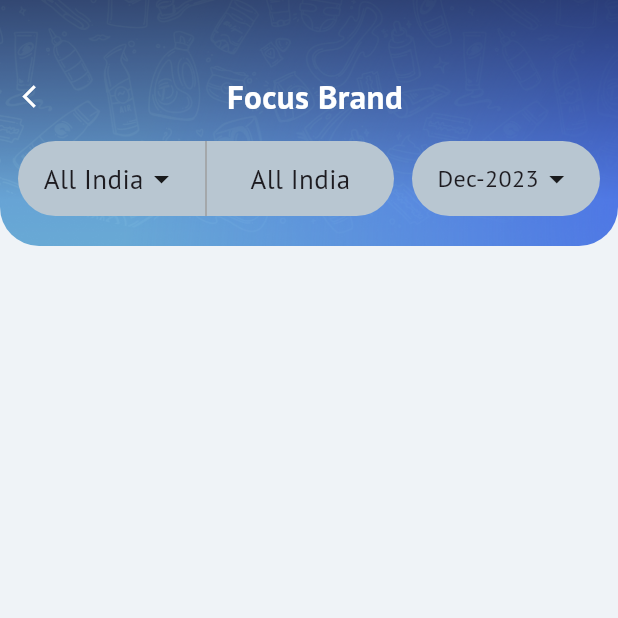
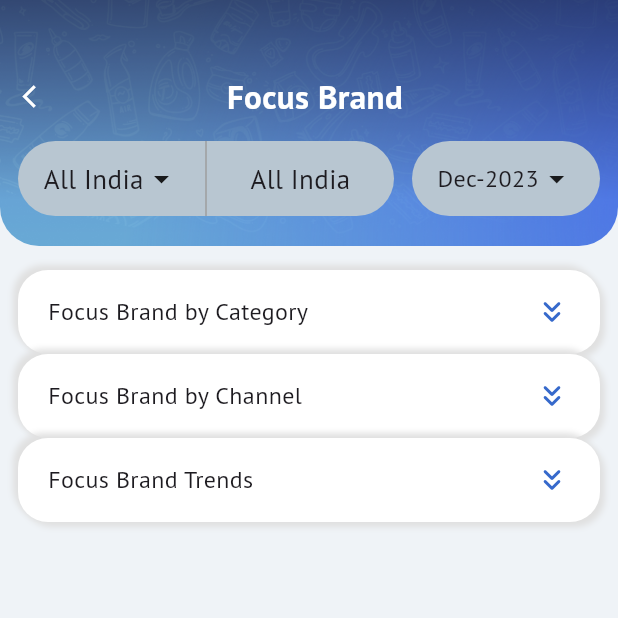
Before and after one commit to ajeetkumarsah/Command-Center, a Flutter app: the FocusBrandScreen screen opened directly, on a phone screen of 412 x 824 dp, the top half of it. Run offline on Flutter 3.47's test engine with Material 3 defaults, Android fonts, the phone set to English and light mode, and no system bars; our stand-ins replace cached_network_image, charts_flutter, fl_chart, flutter_svg, fluttertoast, get and 10 more; missing offline and left inert: another_stepper, dart:html, dart:js_util, drag_and_drop_lists, excel, flutter_draggable_gridview and 3 more; accounts and stored records are empty; network calls fail; project files that could hold a hidden picture were left out.

Commit message:
no data found and summary retailing graph issue fixed

```diff
--- a/lib/mobile_dashboard/data/models/response/gp_trends_model.dart
+++ b/lib/mobile_dashboard/data/models/response/gp_trends_model.dart
@@ -82,7 +82,7 @@ class GPTrendsDataModel {
         month: json["month"],
         cyGp: json["CY GP"]?.toString(),
         pyGp: json["PY GP"].toString(),
-        gpIya: json["GP IYA"],
+        gpIya: json["IYA"],
         cyGpRv: json["CY GP RV"].toString(),
         pyGpRv: json["PY GP RV"].toString(),
         index: json["index"],
--- a/lib/mobile_dashboard/views/focus_brand/focus_brand_screen.dart
+++ b/lib/mobile_dashboard/views/focus_brand/focus_brand_screen.dart
@@ -98,35 +98,34 @@ class _FocusBrandScreenState extends State<FocusBrandScreen> {
                                       GeographyMultiSelectBottomsheet(
                                           tabType: SummaryTypes.fb.type),
                                       isScrollControlled: true,
-                                    ), tabType: 'Focus Brand by Geography',
+                                    ),
+                                    tabType: 'Focus Brand by Geography',
                                   )
                                 : const SizedBox(),
                         SizedBox(height: ctlr.fbList.isNotEmpty ? 16 : 0),
                         ctlr.isFBCategoryLoading
                             ? loadingWidget(context)
-                            : ctlr.categoryFBList.isNotEmpty
-                                ? CustomExpandedWidget(
+                            : CustomExpandedWidget(
                                 title: 'Focus Brand by Category',
+                                firstColumnWidth: true,
                                 onFilterTap: () => Get.bottomSheet(
                                   CategoryFilterBottomsheet(
                                     tabType: SummaryTypes.fb.type,
                                   ),
                                   isScrollControlled: true,
                                 ),
-                                    selectedFilterValue:
-                                        ctlr.selectedFBCategory,
+                                selectedFilterValue: ctlr.selectedFBCategory,
                                 dataList: ctlr.categoryFBList,
-                                    onTap: () => ctlr.onExpandCategory(
-                                        !ctlr.isExpandedCategory),
-                                    isExpanded: ctlr.isExpandedCategory, tabType: '',
-                                  )
-                                : const SizedBox(),
+                                onTap: () => ctlr
+                                    .onExpandCategory(!ctlr.isExpandedCategory),
+                                isExpanded: ctlr.isExpandedCategory,
+                                tabType: '',
+                              ),
                         SizedBox(
                             height: ctlr.categoryFBList.isNotEmpty ? 16 : 0),
                         ctlr.isFBChannelLoading
                             ? loadingWidget(context)
-                            : ctlr.channelFBList.isNotEmpty
-                                ? CustomExpandedWidget(
+                            : CustomExpandedWidget(
                                 title: 'Focus Brand by Channel',
                                 onFilterTap: () => Get.bottomSheet(
                                   ChannelFilterBottomsheet(
@@ -135,22 +134,21 @@ class _FocusBrandScreenState extends State<FocusBrandScreen> {
                                   isScrollControlled: true,
                                 ),
                                 selectedFilterValue: ctlr.selectedFBChannel,
-                                    onTap: () => ctlr.onExpandChannel(
-                                        !ctlr.isExpandedChannel),
+                                onTap: () => ctlr
+                                    .onExpandChannel(!ctlr.isExpandedChannel),
                                 dataList: ctlr.channelFBList,
-                                    isExpanded: ctlr.isExpandedChannel, tabType: '',
-                                  )
-                                : const SizedBox(),
+                                isExpanded: ctlr.isExpandedChannel,
+                                tabType: '',
+                              ),
                         SizedBox(
                             height: ctlr.channelFBList.isNotEmpty ? 16 : 0),
                         ctlr.isFBTrendsLoading
                             ? loadingWidget(context)
-                            : ctlr.trendsFBList.isNotEmpty
-                                ? FBTrendsChartWidget(
+                            : FBTrendsChartWidget(
                                 summaryType: SummaryTypes.fb.type,
                                 title: 'Focus Brand Trends',
-                                    onTap: () => ctlr
-                                        .onExpandTrends(!ctlr.isExpandedTrends),
+                                onTap: () =>
+                                    ctlr.onExpandTrends(!ctlr.isExpandedTrends),
                                 isExpanded: ctlr.isExpandedTrends,
                                 trendsList: ctlr.trendsFBList,
                                 onFilterTap: () => Get.bottomSheet(
@@ -159,8 +157,7 @@ class _FocusBrandScreenState extends State<FocusBrandScreen> {
                                   ),
                                   isScrollControlled: true,
                                 ),
-                                  )
-                                : const SizedBox(),
+                              ),
                         const SizedBox(height: 20),
                       ],
                     ),
--- a/lib/mobile_dashboard/views/focus_brand/widget/fb_chart_widget.dart
+++ b/lib/mobile_dashboard/views/focus_brand/widget/fb_chart_widget.dart
@@ -249,7 +249,9 @@ class _CustomExpandedChartWidgetState extends State<FBTrendsChartWidget> {
                               ),
                               const SizedBox(height: 12),
                               Expanded(
-                                child: LineChart(
+                                child: widget.trendsList.isNotEmpty &&
+                                        widget.trendsList[0].data != null
+                                    ? LineChart(
                                         LineChartData(
                                           maxX: 13,
                                           minX: 0,
@@ -265,8 +267,8 @@ class _CustomExpandedChartWidgetState extends State<FBTrendsChartWidget> {
                                                     (point) => FlSpot(
                                                       point.index ?? 0,
                                                       ctlr.channelSales
-                                                    ? double.tryParse((point
-                                                                .fbAchieveSum ??
+                                                          ? double.tryParse(
+                                                                  (point.fbAchieveSum ??
                                                                       '0.0')) ??
                                                               0.0
                                                           : double.tryParse(
@@ -279,11 +281,12 @@ class _CustomExpandedChartWidgetState extends State<FBTrendsChartWidget> {
                                               isCurved: false,
                                               dotData: FlDotData(
                                                 show: true,
-                                          getDotPainter:
-                                              (spot, percent, barData, index) {
+                                                getDotPainter: (spot, percent,
+                                                    barData, index) {
                                                   return FlDotCirclePainter(
                                                     radius: 4,
-                                              strokeColor: AppColors.primary,
+                                                    strokeColor:
+                                                        AppColors.primary,
                                                     color: Colors.white,
                                                     strokeWidth: 1.5,
                                                   );
@@ -294,30 +297,39 @@ class _CustomExpandedChartWidgetState extends State<FBTrendsChartWidget> {
                                           ],
                                           lineTouchData: LineTouchData(
                                               enabled: true,
-                                        touchCallback: (FlTouchEvent event,
+                                              touchCallback:
+                                                  (FlTouchEvent event,
                                                       LineTouchResponse?
                                                           touchResponse) {},
-                                        touchTooltipData: LineTouchTooltipData(
-                                          tooltipBgColor: AppColors.primaryDark,
+                                              touchTooltipData:
+                                                  LineTouchTooltipData(
+                                                tooltipBgColor:
+                                                    AppColors.primaryDark,
                                                 tooltipRoundedRadius: 20.0,
-                                          showOnTopOfTheChartBoxArea: false,
+                                                showOnTopOfTheChartBoxArea:
+                                                    false,
                                                 fitInsideHorizontally: true,
                                                 fitInsideVertically: true,
                                                 tooltipMargin: 40,
                                                 tooltipHorizontalAlignment:
-                                              FLHorizontalAlignment.center,
-                                          getTooltipItems: (touchedSpots) {
+                                                    FLHorizontalAlignment
+                                                        .center,
+                                                getTooltipItems:
+                                                    (touchedSpots) {
                                                   return touchedSpots.map(
                                                     (LineBarSpot touchedSpot) {
-                                                const textStyle = TextStyle(
+                                                      const textStyle =
+                                                          TextStyle(
                                                         fontSize: 10,
-                                                  fontWeight: FontWeight.w700,
+                                                        fontWeight:
+                                                            FontWeight.w700,
                                                         color: Colors.white,
                                                       );
                                                       return LineTooltipItem(
                                                         ctlr.channelSales
                                                             ? (widget
-                                                              .trendsList[0]
+                                                                    .trendsList[
+                                                                        0]
                                                                     .data![touchedSpot
                                                                         .spotIndex]
                                                                     .fbAchieveSumRv ??
@@ -363,9 +375,8 @@ class _CustomExpandedChartWidgetState extends State<FBTrendsChartWidget> {
                                           gridData: FlGridData(show: false),
                                           titlesData: FlTitlesData(
                                             bottomTitles: AxisTitles(
-                                        sideTitles:
-                                            _bottomTitles(widget.trendsList),
-
+                                              sideTitles: _bottomTitles(
+                                                  widget.trendsList),
                                             ),
                                             leftTitles: AxisTitles(
                                               sideTitles: SideTitles(
@@ -375,8 +386,8 @@ class _CustomExpandedChartWidgetState extends State<FBTrendsChartWidget> {
                                                     ? widget.trendsList[0]
                                                                 .yInterval !=
                                                             0
-                                                  ? widget
-                                                      .trendsList[0].yInterval
+                                                        ? widget.trendsList[0]
+                                                            .yInterval
                                                         : 1
                                                     : widget.trendsList[0]
                                                                 .yPerInterval !=
@@ -384,26 +395,36 @@ class _CustomExpandedChartWidgetState extends State<FBTrendsChartWidget> {
                                                         ? widget.trendsList[0]
                                                             .yPerInterval
                                                         : 1,
-                                          getTitlesWidget: (value, meta) =>
+                                                getTitlesWidget: (value,
+                                                        meta) =>
                                                     getLeftTitles(
                                                         value,
                                                         meta,
                                                         ctlr.channelSales
-                                                      ? widget.trendsList[0]
+                                                            ? widget
+                                                                    .trendsList[
+                                                                        0]
                                                                     .yAxisData ??
                                                                 []
-                                                      : widget.trendsList[0]
+                                                            : widget
+                                                                    .trendsList[
+                                                                        0]
                                                                     .yAxisDataPer ??
                                                                 []),
                                               ),
                                             ),
                                             topTitles: AxisTitles(
-                                          sideTitles:
-                                              SideTitles(showTitles: false)),
+                                                sideTitles: SideTitles(
+                                                    showTitles: false)),
                                             rightTitles: AxisTitles(
-                                          sideTitles:
-                                              SideTitles(showTitles: false)),
+                                                sideTitles: SideTitles(
+                                                    showTitles: false)),
                                           ),
+                                        ),
+                                      )
+                                    : const SizedBox(
+                                        child: Center(
+                                          child: Text('No Data Found!'),
                                         ),
                                       ),
                               ),
@@ -484,7 +505,7 @@ class _CustomExpandedChartWidgetState extends State<FBTrendsChartWidget> {
 
   SideTitles _bottomTitles(List<FBTrendsModel> trendsList) => SideTitles(
         showTitles: true,
-        reservedSize: 45,
+        reservedSize: 60,
         interval: 1,
         getTitlesWidget: (value, meta) {
           String text = '';
--- a/lib/mobile_dashboard/views/login/retry_access_denied_screen.dart
+++ b/lib/mobile_dashboard/views/login/retry_access_denied_screen.dart
@@ -124,7 +124,7 @@ class _RetryAccessDeniedState extends State<RetryAccessDeniedScreen>
                     main();
                     // Get.toNamed(AppPages.FED_AUTH_LOGIN);
                   },
-                  child: const Row(
+                  child: Row(
                     mainAxisAlignment: MainAxisAlignment.center,
                     children: [
                       Padding(
@@ -142,6 +142,7 @@ class _RetryAccessDeniedState extends State<RetryAccessDeniedScreen>
       ),
     );
   }
+
   Future<void> main() async {
     SharedPreferences session = await SharedPreferences.getInstance();
     await session.remove('token');
--- a/lib/mobile_dashboard/views/retailing/widgets/custom_epanded_Widget.dart
+++ b/lib/mobile_dashboard/views/retailing/widgets/custom_epanded_Widget.dart
@@ -10,6 +10,7 @@ class CustomExpandedWidget extends StatefulWidget {
   final String title;
   final String tabType;
   final void Function()? onAddGeoTap;
+  final bool firstColumnWidth;
   final String selectedFilterValue;
   final void Function()? onFilterTap;
   final List<List<String>> dataList;
@@ -25,6 +26,7 @@ class CustomExpandedWidget extends StatefulWidget {
       required this.dataList,
       this.isSummary = false,
       required this.selectedFilterValue,
+      this.firstColumnWidth = false,
       required this.tabType});
 
   @override
@@ -252,6 +254,11 @@ class _CustomExpandedWidgetState extends State<CustomExpandedWidget> {
                                           ),
                                         )
                                       : Table(
+                                          columnWidths: widget.firstColumnWidth
+                                              ? {
+                                                  0: FlexColumnWidth(2),
+                                                }
+                                              : null,
                                           border: TableBorder.all(
                                               color: Colors.transparent),
                                           children: [
@@ -318,7 +325,7 @@ class _CustomExpandedWidgetState extends State<CustomExpandedWidget> {
                                                                             value,
                                                                             style:
                                                                                 GoogleFonts.ptSans(
-                                                                              fontSize: 14,
+                                                                              fontSize: 13,
                                                                               fontWeight: FontWeight.w500,
                                                                             ),
                                                                           ),
@@ -379,7 +386,7 @@ class _CustomExpandedWidgetState extends State<CustomExpandedWidget> {
                                                         fontSize: 12,
                                                         fontWeight:
                                                             FontWeight.w400))
-                                    :const Text(''),
+                                                : const Text(''),
                               ),
                         if (widget.isSummary && ctlr.isRetailingDeepDiveInd)
                           Positioned(
--- a/lib/mobile_dashboard/views/summary/summary_screen.dart
+++ b/lib/mobile_dashboard/views/summary/summary_screen.dart
@@ -115,7 +115,7 @@ class _SummaryScreenState extends State<SummaryScreen> {
                         ),
                         IconButton(
                           onPressed: () => Get.bottomSheet(
-                            const MenuBottomsheet(),
+                            MenuBottomsheet(version: ctlr.appVersion),
                             isScrollControlled: true,
                           ),
                           icon: const Icon(
```
Also changed, not shown: lib/mobile_dashboard/controllers/home_controller.dart (+19 -16 lines), lib/mobile_dashboard/views/golden_point/golden_point_screen.dart (+20 -23 lines), lib/mobile_dashboard/views/help_and_support/help_and_support_screen.dart (+40 -5 lines), lib/mobile_dashboard/views/help_and_support/widgets/support_button.dart (+7 -3 lines), lib/mobile_dashboard/views/retailing/retailing_screen.dart (+7 -3 lines), lib/mobile_dashboard/views/summary/widgets/menu_bottomsheet.dart (+27 -15 lines). Lines whose indentation alone changed are shown as unchanged.
